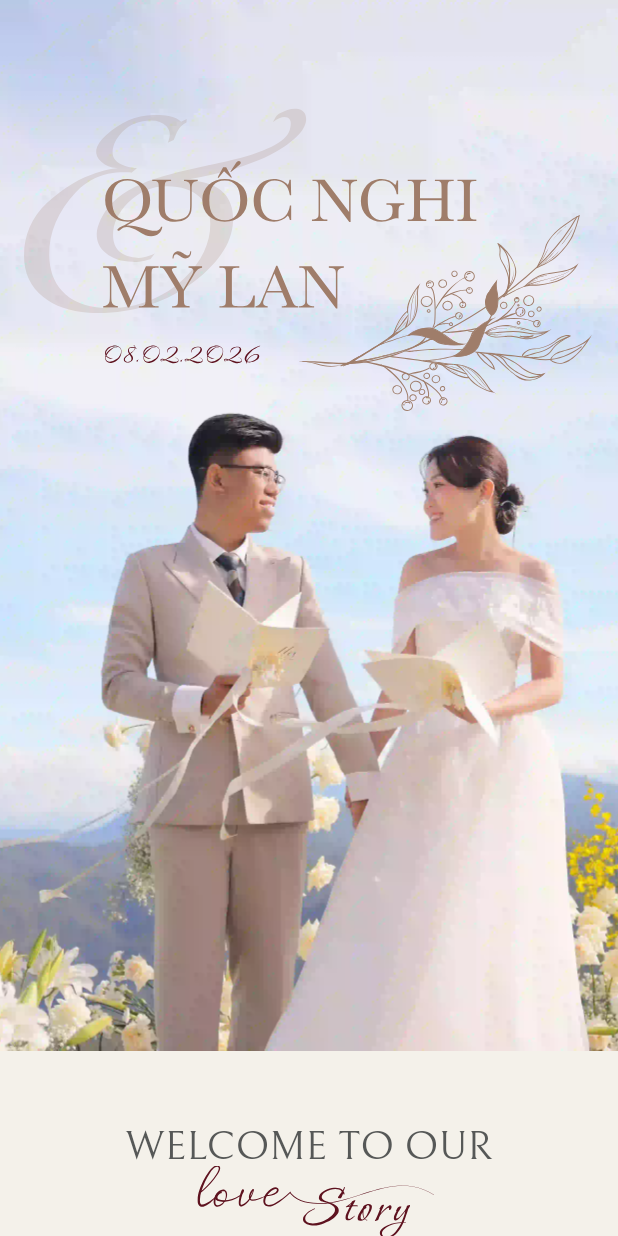
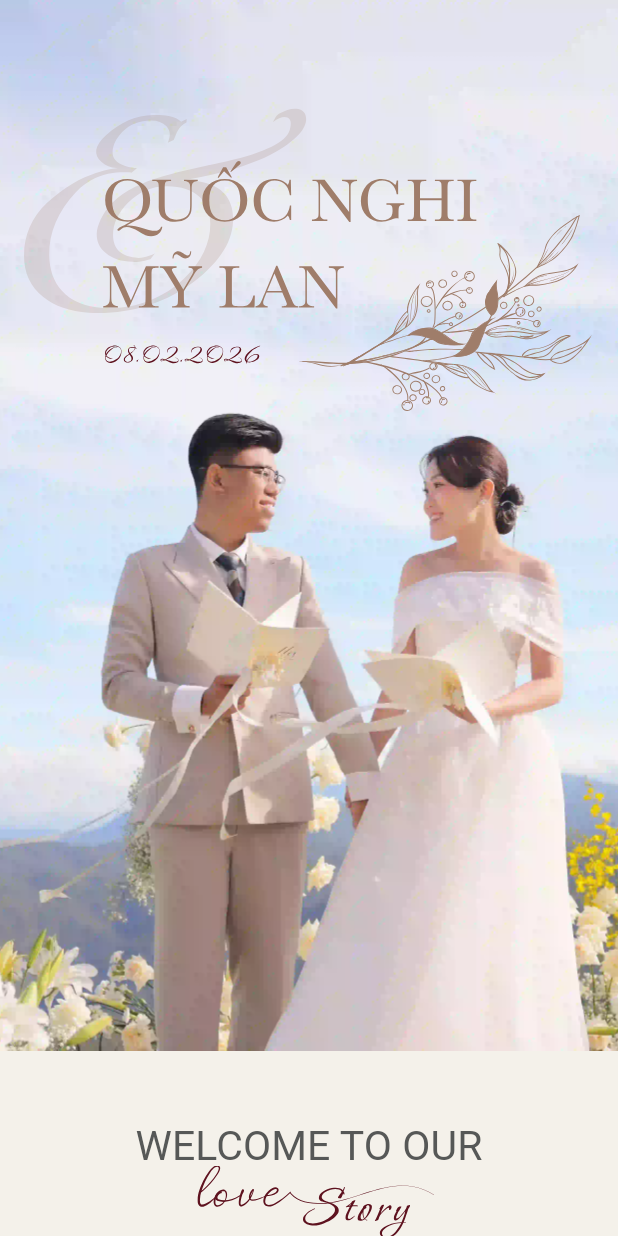
Before and after one commit to DuongQuocNghi/wedding_invitations, a Flutter app: the screen it shows after launch, on a phone screen of 412 x 824 dp. Run offline on Flutter 3.47's test engine with Material 3 defaults, Android fonts, the phone set to English and light mode, and no system bars; our stand-ins replace flutter_svg, google_fonts.

Commit message:
Integrate Google Fonts into the application, replacing custom font definitions with Google Fonts for improved consistency and accessibility. Update pubspec.yaml to include google_fonts dependency and remove unused font assets. Modify text styles in constants to utilize Google Fonts for various text elements. Update README to reflect the use of Google Fonts.

```diff
--- a/lib/constants/text_styles.dart
+++ b/lib/constants/text_styles.dart
@@ -1,10 +1,10 @@
 import 'package:flutter/material.dart';
+import 'package:google_fonts/google_fonts.dart';
 import 'colors.dart';
 
 class AppTextStyles {
   // Welcome title - Bellefair
-  static TextStyle welcomeTitle = const TextStyle(
-    fontFamily: 'Bellefair',
+  static TextStyle get welcomeTitle => GoogleFonts.bellefair(
     fontWeight: FontWeight.w400,
     fontSize: 27.31,
     height: 1.0,
@@ -13,8 +13,7 @@ class AppTextStyles {
   );
 
   // Welcome text - Sarabun Light
-  static TextStyle welcomeText = const TextStyle(
-    fontFamily: 'Sarabun',
+  static TextStyle get welcomeText => GoogleFonts.sarabun(
     fontWeight: FontWeight.w300,
     fontSize: 12,
     height: 1.67,
@@ -22,18 +21,15 @@ class AppTextStyles {
   );
 
   // Section title - Alex Brush
-  static TextStyle sectionTitle = const TextStyle(
-    fontFamily: 'AlexBrush',
+  static TextStyle get sectionTitle => GoogleFonts.alexBrush(
     fontWeight: FontWeight.w400,
     fontSize: 50,
     height: 0.8,
     color: AppColors.textHighlight,
   );
 
-  // Section footer - Brush Script MT (fallback to cursive)
-  // Note: Brush Script MT may not be available, using AlexBrush as fallback
-  static TextStyle sectionFooter = TextStyle(
-    fontFamily: 'AlexBrush',
+  // Section footer - Alex Brush with large size
+  static TextStyle get sectionFooter => GoogleFonts.alexBrush(
     fontWeight: FontWeight.w400,
     fontStyle: FontStyle.italic,
     fontSize: 140,
@@ -43,8 +39,7 @@ class AppTextStyles {
   );
 
   // Text italic - Sarabun Regular Italic
-  static TextStyle textItalic = const TextStyle(
-    fontFamily: 'Sarabun',
+  static TextStyle get textItalic => GoogleFonts.sarabun(
     fontWeight: FontWeight.w400,
     fontStyle: FontStyle.italic,
     fontSize: 10,
@@ -53,8 +48,7 @@ class AppTextStyles {
   );
 
   // Text body - Sarabun Light
-  static TextStyle textBody = const TextStyle(
-    fontFamily: 'Sarabun',
+  static TextStyle get textBody => GoogleFonts.sarabun(
     fontWeight: FontWeight.w300,
     fontSize: 12,
     height: 1.67,
@@ -62,8 +56,7 @@ class AppTextStyles {
   );
 
   // Text body light - Sarabun Light with light color
-  static TextStyle textBodyLight = const TextStyle(
-    fontFamily: 'Sarabun',
+  static TextStyle get textBodyLight => GoogleFonts.sarabun(
     fontWeight: FontWeight.w300,
     fontSize: 12,
     height: 1.67,
@@ -71,8 +64,7 @@ class AppTextStyles {
   );
 
   // Family label - B612 Bold
-  static TextStyle familyLabel = const TextStyle(
-    fontFamily: 'B612',
+  static TextStyle get familyLabel => GoogleFonts.b612(
     fontWeight: FontWeight.w500,
     fontSize: 10,
     height: 1.2,
@@ -81,8 +73,7 @@ class AppTextStyles {
   );
 
   // Family member title - B612 Regular
-  static TextStyle familyMemberTitle = const TextStyle(
-    fontFamily: 'B612',
+  static TextStyle get familyMemberTitle => GoogleFonts.b612(
     fontWeight: FontWeight.w400,
     fontSize: 10,
     height: 1.2,
@@ -90,8 +81,7 @@ class AppTextStyles {
   );
 
   // Family member name - B612 Bold
-  static TextStyle familyMemberName = const TextStyle(
-    fontFamily: 'B612',
+  static TextStyle get familyMemberName => GoogleFonts.b612(
     fontWeight: FontWeight.w600,
     fontSize: 10,
     height: 1.2,
@@ -100,8 +90,7 @@ class AppTextStyles {
   );
 
   // Invitation text - Aboreto
-  static TextStyle invitationText = const TextStyle(
-    fontFamily: 'Aboreto',
+  static TextStyle get invitationText => GoogleFonts.aboreto(
     fontWeight: FontWeight.w400,
     fontSize: 10,
     height: 1.6,
@@ -109,8 +98,7 @@ class AppTextStyles {
   );
 
   // Event day - ABeeZee
-  static TextStyle eventDay = const TextStyle(
-    fontFamily: 'ABeeZee',
+  static TextStyle get eventDay => GoogleFonts.aBeeZee(
     fontWeight: FontWeight.w400,
     fontSize: 14,
     height: 1.2,
@@ -119,8 +107,7 @@ class AppTextStyles {
   );
 
   // Event time - ABeeZee
-  static TextStyle eventTime = const TextStyle(
-    fontFamily: 'ABeeZee',
+  static TextStyle get eventTime => GoogleFonts.aBeeZee(
     fontWeight: FontWeight.w400,
     fontSize: 12,
     height: 1.2,
@@ -128,8 +115,7 @@ class AppTextStyles {
   );
 
   // Event date number - B612 Bold
-  static TextStyle eventDateNumber = const TextStyle(
-    fontFamily: 'B612',
+  static TextStyle get eventDateNumber => GoogleFonts.b612(
     fontWeight: FontWeight.w500,
     fontSize: 32,
     height: 1.0,
@@ -137,9 +123,8 @@ class AppTextStyles {
     color: AppColors.textHighlight,
   );
 
-  // Event month/year - Source Sans Pro Regular
-  static TextStyle eventMonthYear = const TextStyle(
-    fontFamily: 'SourceSansPro',
+  // Event month/year - Sansita Swashed Regular
+  static TextStyle get eventMonthYear => GoogleFonts.sansitaSwashed(
     fontWeight: FontWeight.w400,
     fontSize: 14,
     height: 1.43,
@@ -147,18 +132,16 @@ class AppTextStyles {
     color: AppColors.textHighlight,
   );
 
-  // Location label - Source Sans Pro Light
-  static TextStyle locationLabel = const TextStyle(
-    fontFamily: 'SourceSansPro',
+  // Location label - Sansita Swashed Light
+  static TextStyle get locationLabel => GoogleFonts.sansitaSwashed(
     fontWeight: FontWeight.w300,
     fontSize: 10,
     height: 1.0,
     color: AppColors.textGray,
   );
 
-  // Location name - Source Sans Pro Regular
-  static TextStyle locationName = const TextStyle(
-    fontFamily: 'SourceSansPro',
+  // Location name - Sansita Swashed Regular
+  static TextStyle get locationName => GoogleFonts.sansitaSwashed(
     fontWeight: FontWeight.w400,
     fontSize: 10,
     height: 1.6,
@@ -166,9 +149,8 @@ class AppTextStyles {
     color: AppColors.textGray,
   );
 
-  // Location address - Source Sans Pro Regular
-  static TextStyle locationAddress = const TextStyle(
-    fontFamily: 'SourceSansPro',
+  // Location address - Sansita Swashed Regular
+  static TextStyle get locationAddress => GoogleFonts.sansitaSwashed(
     fontWeight: FontWeight.w400,
     fontSize: 10,
     height: 1.6,
@@ -176,9 +158,8 @@ class AppTextStyles {
     color: AppColors.textGray,
   );
 
-  // Tab button - Source Sans Pro
-  static TextStyle tabButton = const TextStyle(
-    fontFamily: 'SourceSansPro',
+  // Tab button - Sansita Swashed
+  static TextStyle get tabButton => GoogleFonts.sansitaSwashed(
     fontWeight: FontWeight.w400,
     fontSize: 18,
     height: 1.56,
@@ -186,9 +167,8 @@ class AppTextStyles {
     color: AppColors.textGray,
   );
 
-  // Tab button active - Source Sans Pro
-  static TextStyle tabButtonActive = const TextStyle(
-    fontFamily: 'SourceSansPro',
+  // Tab button active - Sansita Swashed
+  static TextStyle get tabButtonActive => GoogleFonts.sansitaSwashed(
     fontWeight: FontWeight.w400,
     fontSize: 18,
     height: 1.56,
@@ -197,8 +177,7 @@ class AppTextStyles {
   );
 
   // Quote text - Sarabun Regular Italic
-  static TextStyle quoteText = const TextStyle(
-    fontFamily: 'Sarabun',
+  static TextStyle get quoteText => GoogleFonts.sarabun(
     fontWeight: FontWeight.w400,
     fontStyle: FontStyle.italic,
     fontSize: 12,
@@ -207,8 +186,7 @@ class AppTextStyles {
   );
 
   // Quote description - Sarabun Light
-  static TextStyle quoteDescription = const TextStyle(
-    fontFamily: 'Sarabun',
+  static TextStyle get quoteDescription => GoogleFonts.sarabun(
     fontWeight: FontWeight.w300,
     fontSize: 10,
     height: 1.6,
@@ -216,8 +194,7 @@ class AppTextStyles {
   );
 
   // Thank you title - Castoro Titling
-  static TextStyle thankYouTitle = const TextStyle(
-    fontFamily: 'CastoroTitling',
+  static TextStyle get thankYouTitle => GoogleFonts.castoroTitling(
     fontWeight: FontWeight.w400,
     fontSize: 24,
     height: 1.2,
@@ -226,17 +203,15 @@ class AppTextStyles {
   );
 
   // Thank you text - Sarabun Light
-  static TextStyle thankYouText = const TextStyle(
-    fontFamily: 'Sarabun',
+  static TextStyle get thankYouText => GoogleFonts.sarabun(
     fontWeight: FontWeight.w300,
     fontSize: 10,
     height: 1.6,
     color: AppColors.bgPrimary,
   );
 
-  // Map link button - Source Sans Pro Regular
-  static TextStyle mapLinkButton = const TextStyle(
-    fontFamily: 'SourceSansPro',
+  // Map link button - Sansita Swashed Regular
+  static TextStyle get mapLinkButton => GoogleFonts.sansitaSwashed(
     fontWeight: FontWeight.w400,
     fontSize: 10,
     height: 1.6,
--- a/lib/main.dart
+++ b/lib/main.dart
@@ -1,5 +1,6 @@
 import 'package:flutter/material.dart';
 import 'package:flutter/services.dart';
+import 'package:google_fonts/google_fonts.dart';
 import 'constants/colors.dart';
 import 'widgets/header_section.dart';
 import 'widgets/welcome_section.dart';
@@ -33,7 +34,7 @@ class MyApp extends StatelessWidget {
       theme: ThemeData(
         primaryColor: AppColors.bgPrimary,
         scaffoldBackgroundColor: AppColors.bgPrimary,
-        fontFamily: 'Sarabun',
+        textTheme: GoogleFonts.sarabunTextTheme(),
         colorScheme: ColorScheme.fromSeed(
           seedColor: AppColors.accent,
           primary: AppColors.accent,
```
Also changed, not shown: pubspec.yaml (+1 -48 lines), pubspec.lock, 3 other files.
